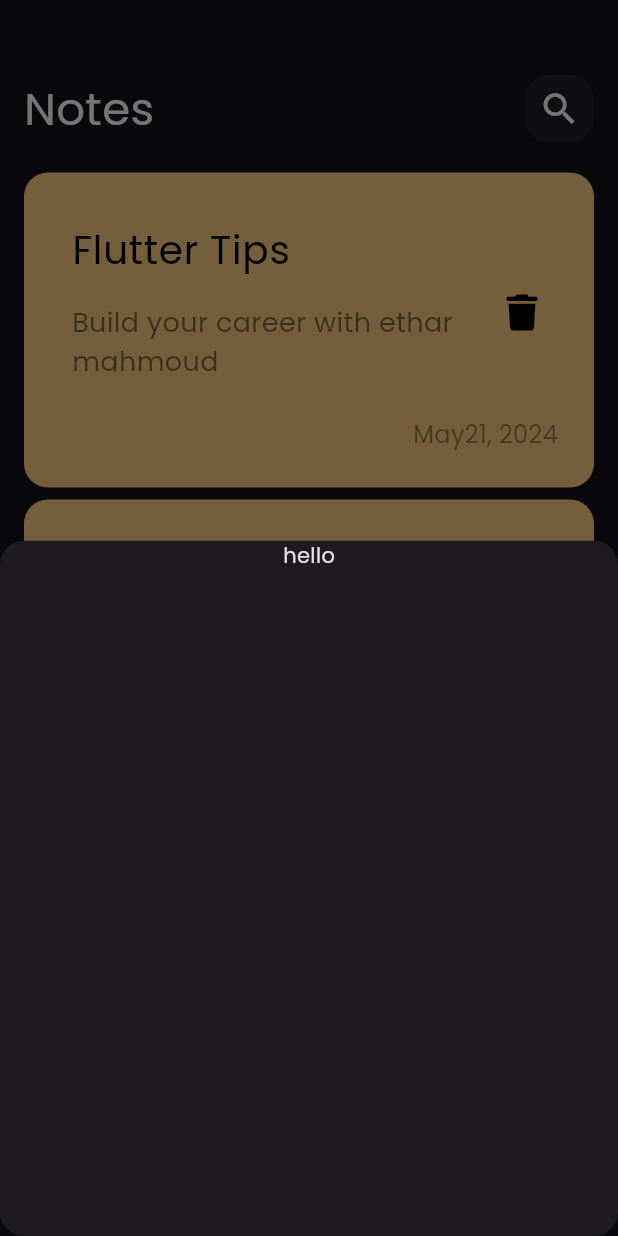
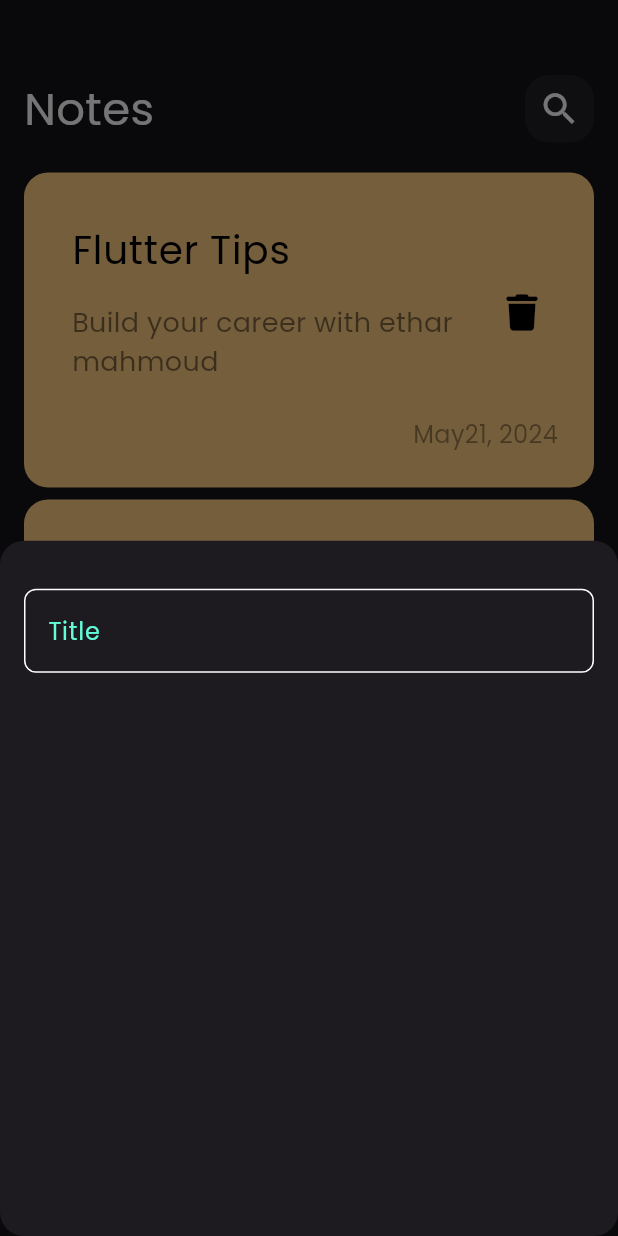
Before and after one commit to ethar156/NoteApp, a Flutter app: the screen it shows after launch, after a tap on the "add" icon, on a phone screen of 412 x 824 dp. Run offline on Flutter 3.47's test engine with Material 3 defaults, Android fonts, the phone set to English and light mode, and no system bars; our stand-ins replace font_awesome_flutter.

Commit message:
create custom text field

```diff
--- a/lib/views/widgets/add_note_bottom_sheet.dart
+++ b/lib/views/widgets/add_note_bottom_sheet.dart
@@ -1,18 +1,19 @@
 import 'package:flutter/material.dart';
+import 'package:note_app/views/widgets/custom_text_field.dart';
 
 class AddNoteBottomSheet extends StatelessWidget {
   const AddNoteBottomSheet({super.key});
 
   @override
   Widget build(BuildContext context) {
-    return Container(
-
-       width: double.infinity,
-      decoration: BoxDecoration(
-        borderRadius: BorderRadius.circular(16)
-      ),
+    return const Padding(
+      padding:  EdgeInsets.symmetric(horizontal: 16),
       child: Column(
-        children: [Text('hello')],
+          children: [SizedBox(
+            height: 32,
+            ),
+            CustomTextField()
+          ]
       ),
     );
   }
--- /dev/null
+++ b/lib/views/widgets/constants.dart
@@ -0,0 +1,3 @@
+import 'package:flutter/animation.dart';
+
+const kPrimaryColor =  Color(0xff62fCD7);
--- a/lib/views/widgets/custom_search_bar.dart
+++ b/lib/views/widgets/custom_search_bar.dart
@@ -1,4 +1,5 @@
 import 'package:flutter/material.dart';
+
 
 class CustomSearchBar extends StatelessWidget {
   const CustomSearchBar({super.key});
--- /dev/null
+++ b/lib/views/widgets/custom_text_field.dart
@@ -0,0 +1,36 @@
+import 'package:flutter/material.dart';
+import 'package:note_app/views/widgets/constants.dart';
+
+class CustomTextField extends StatelessWidget {
+  const CustomTextField({super.key});
+
+  @override
+  Widget build(BuildContext context) {
+    return TextField(
+      cursorColor: kPrimaryColor,
+      decoration: InputDecoration(
+        hintText: 'Title',
+        hintStyle: const TextStyle(
+          color: kPrimaryColor
+        ),
+        border: buildBorder(),
+        enabledBorder: buildBorder(),
+        focusedBorder: buildBorder(color: kPrimaryColor),
+         ),
+    );
+  }
+
+       OutlineInputBorder  buildBorder({color}){
+        return OutlineInputBorder(
+          borderRadius: BorderRadius.circular(
+            8
+            ),
+          borderSide: const BorderSide(
+            color: Colors.white,
+          ));
+
+
+
+
+  }
+}
```
